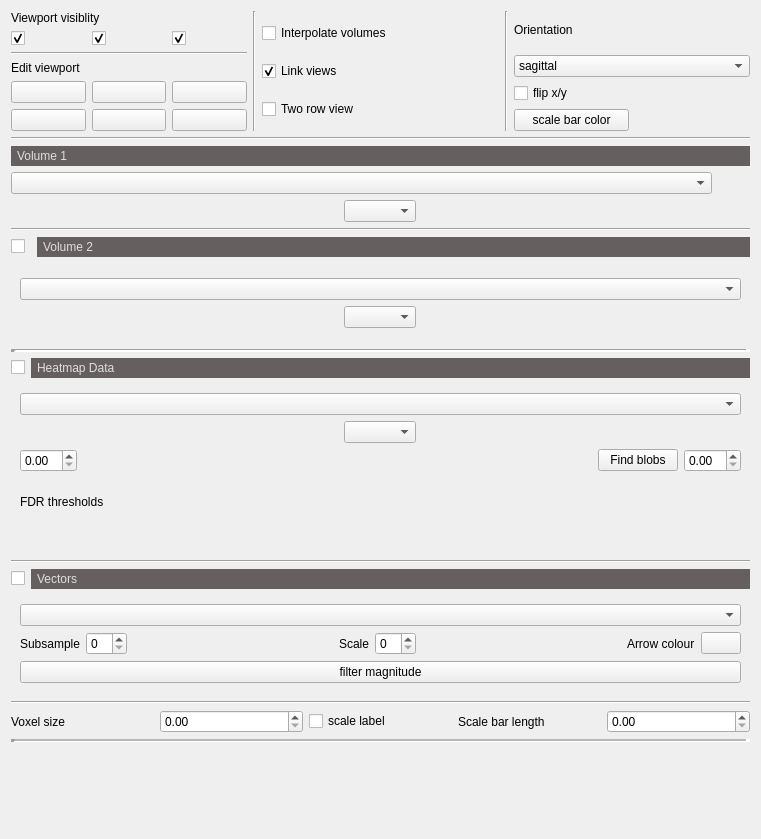
This is ui/ui_datatab.ui in VCCRI/vpv as Qt 5 draws it before an edit. The edited form follows.
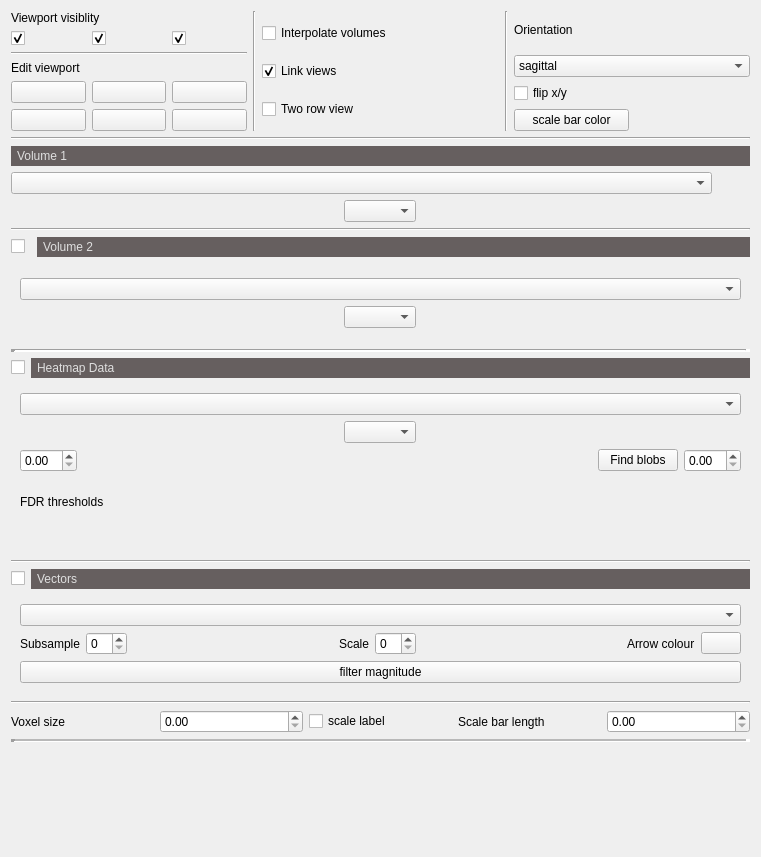
This is the edited form. Icons and pictures are not drawn.

The edit to the form file:
```diff
--- a/ui/ui_datatab.ui
+++ b/ui/ui_datatab.ui
@@ -7,7 +7,7 @@
     <x>0</x>
     <y>0</y>
     <width>761</width>
-    <height>839</height>
+    <height>857</height>
    </rect>
   </property>
   <property name="windowTitle">
```
